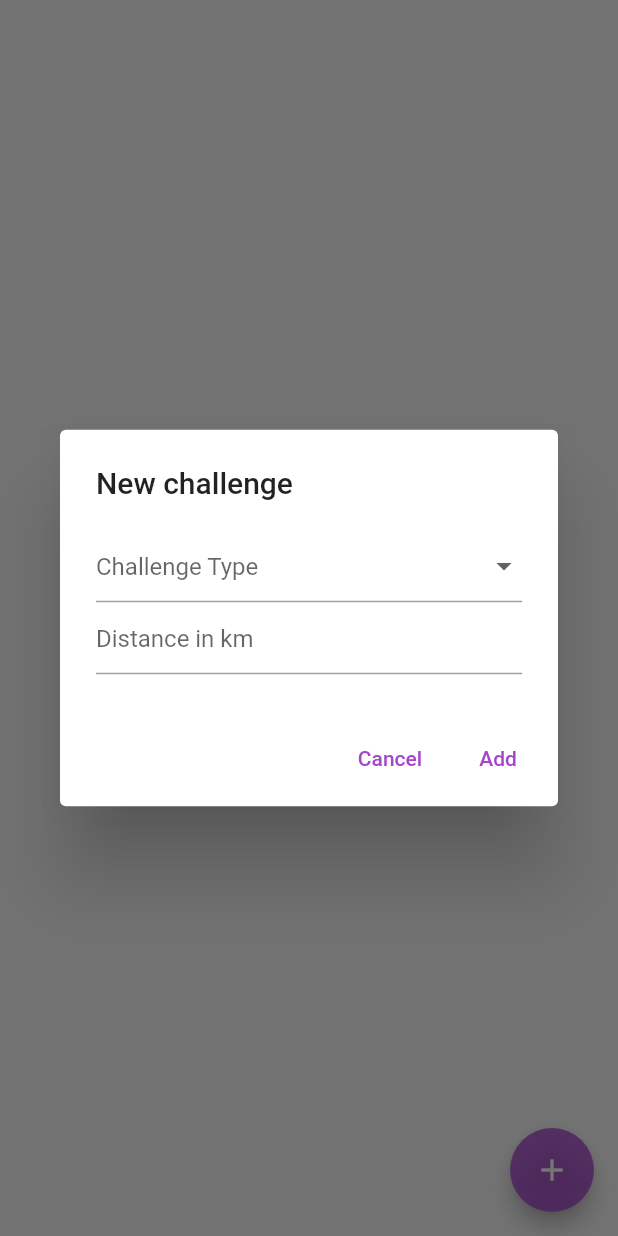
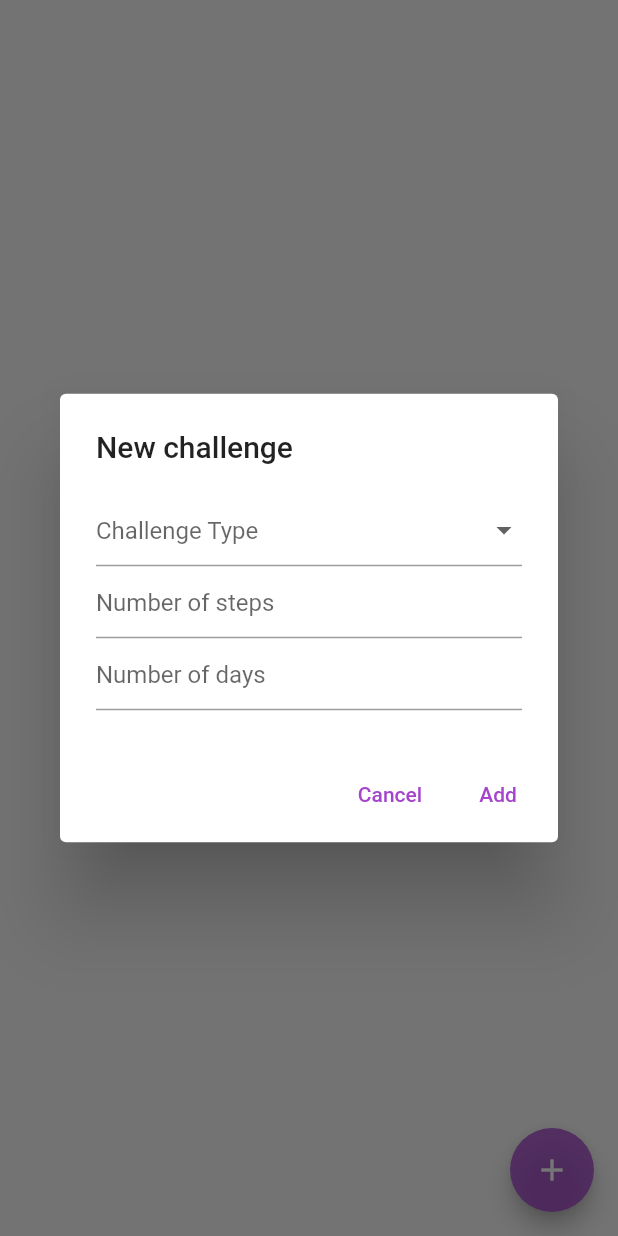
Before and after one commit to bakhtw1/Trifit, a Flutter app: the Challenges screen opened directly, after a tap on the "add" icon, on a phone screen of 412 x 824 dp. Run offline on Flutter 3.47's test engine with Material 2 defaults, Android fonts, the phone set to English and light mode, and no system bars; our stand-ins replace cloud_firestore, firebase_auth, firebase_core, fl_chart, syncfusion_flutter_datepicker; missing offline and left inert: dart:ffi; accounts and stored records are empty.

Commit message:
challenge doc created at signup,  challenge program bar now updated based on steps logged, added duration to challenges, created a model and controller for challenges

```diff
--- a/lib/Screens/challenges.dart
+++ b/lib/Screens/challenges.dart
@@ -3,8 +3,15 @@ import 'dart:math';
 
 import 'package:flutter/material.dart';
 import 'package:flutter/rendering.dart';
+import 'package:trifit/models/ChallengeModel.dart';
+import 'package:trifit/utilities/DateUtil.dart';
 import '../utilities/Styles.dart';
 import '../components/dropdown.dart';
+import '../controllers/ChallengeController.dart';
+import '../controllers/StepController.dart';
+import '../utilities/UtilityFunctions.dart';
+import 'package:cloud_firestore/cloud_firestore.dart';
+import 'package:firebase_auth/firebase_auth.dart';
 
 class Challenges extends StatefulWidget {
   const Challenges({Key? key}) : super(key: key);
@@ -16,9 +23,26 @@ class Challenges extends StatefulWidget {
 class _ChallengesState extends State<Challenges> {
   //To be moved to data
   List challenges = [];
+  var challengeController = ChallengeController();
+  var stepController = StepController();
 
   @override
   Widget build(BuildContext context) {
+    return StreamBuilder(
+      stream: FirebaseFirestore.instance
+          .collection('meals')
+          .doc(FirebaseAuth.instance.currentUser!.uid)
+          .snapshots(),
+      builder: (context, snapshot) {
+        if (!snapshot.hasData) {
+          return CircularProgressIndicator();
+        }
+
+        var allChallenges = challengeController.getAllChallenges();
+        for(var challenge in allChallenges) {
+          challenge["stepProgress"] = stepController.getStepsFromDateForPastDays(DateTime.parse(challenge["end"]), challenge["duration"]) / challenge["amount"];
+        }
+
         return Scaffold(
           body: Stack(
             children: [
@@ -29,7 +53,7 @@ class _ChallengesState extends State<Challenges> {
                 child: Column(
                   mainAxisAlignment: MainAxisAlignment.start,
                   crossAxisAlignment: CrossAxisAlignment.center,
-              children: [for (var i in challenges) challengeCard(i)],
+                  children: [for (var i in allChallenges) challengeCard(i)],
                 ),
               ),
             ],
@@ -44,11 +68,14 @@ class _ChallengesState extends State<Challenges> {
           ),
         );
       }
+    );
+  }
 
   void showMealEntryDialog(reload) {
     final _formKey = GlobalKey<FormState>();
     String challengeTypeDropdownValue = "";
     TextEditingController distanceTextController = TextEditingController();
+    TextEditingController durationTextController = TextEditingController();
 
     showDialog(
       context: context,
@@ -72,7 +99,7 @@ class _ChallengesState extends State<Challenges> {
                                     onValueSelected: (String value) {
                                       challengeTypeDropdownValue = value;
                                     },
-                                    dropdownOptions: ["Walk", "Run", "Bike"],
+                                    dropdownOptions: ["Walk"],
                                     placeholderText: "Challenge Type",
                                     flex: 3,
                                   ),
@@ -84,7 +111,7 @@ class _ChallengesState extends State<Challenges> {
                             keyboardType: TextInputType.number,
                             controller: distanceTextController,
                             decoration:
-                                InputDecoration(hintText: "Distance in km"),
+                                InputDecoration(hintText: "Number of steps"),
                             validator: (value) {
                               if (value == null || value.isEmpty) {
                                 return 'Required';
@@ -95,7 +122,24 @@ class _ChallengesState extends State<Challenges> {
                               return null;
                             },
                           ),
-                        )
+                        ),
+                        Container(
+                          child: TextFormField(
+                            keyboardType: TextInputType.number,
+                            controller: durationTextController,
+                            decoration:
+                                InputDecoration(hintText: "Number of days"),
+                            validator: (value) {
+                              if (value == null || value.isEmpty) {
+                                return 'Required';
+                              }
+                              if (num.tryParse(value) == null) {
+                                return 'Must be number';
+                              }
+                              return null;
+                            },
+                          ),
+                        ),
                       ],
                     ),
                   ),
@@ -114,8 +158,11 @@ class _ChallengesState extends State<Challenges> {
                           distanceTextController.text +
                           " km",
                       "challengeType": challengeTypeDropdownValue,
+                      "duration": durationTextController.text,
                       "challengeProgress": Random().nextInt(100) / 100,
                     });
+                    ChallengeModel toAdd = ChallengeModel("Walk", int.parse(distanceTextController.text), int.parse(durationTextController.text), DateTime.now(), DateTime.now().add(Duration(days: int.parse(durationTextController.text))));
+                    challengeController.addChallenge(toAdd, DateTime.now());
                     reload();
                     Navigator.pop(context);
                   }
@@ -141,19 +188,24 @@ class _ChallengesState extends State<Challenges> {
                   Padding(
                     padding: EdgeInsets.only(left: 5, top: 5, bottom: 5),
                     child: Icon(
-                      getIcon(challengeData["challengeType"]),
+                      getIcon(challengeData["type"]),
                       size: 40,
                     ),
                   ),
                   Expanded(child: Container()),
                   Column(
                     children: [
-                      Text(challengeData["challengeText"],
+                      Text(challengeData["type"] + " " + challengeData["amount"].toString() + " in " + challengeData["duration"].toString() + " days",
                           style: TextStyle(fontSize: 15)),
                       Container(
                         height: 2,
                       ),
-                      progressBar(challengeData["challengeProgress"])
+                      Text(challengeData["type"] + " " + challengeData["amount"].toString() + " in " + challengeData["duration"].toString() + " days",
+                          style: TextStyle(fontSize: 15)),
+                      Container(
+                        height: 2,
+                      ),
+                      progressBar(challengeData["stepProgress"])
                     ],
                   ),
                   Expanded(child: Container()),
@@ -173,6 +225,7 @@ class _ChallengesState extends State<Challenges> {
   }
 
   Container progressBar(percent) => Container(
+
         height: 25,
         width: MediaQuery.of(context).size.width * 0.4,
         color: Colors.grey.withOpacity(0.4),
--- /dev/null
+++ b/lib/controllers/ChallengeController.dart
@@ -0,0 +1,37 @@
+import 'dart:async';
+import 'package:cloud_firestore/cloud_firestore.dart';
+import 'package:firebase_auth/firebase_auth.dart';
+import '../models/ChallengeModel.dart';
+import '../utilities/UtilityFunctions.dart';
+
+class ChallengeController {
+  var allChallenges = [];
+  late StreamSubscription<DocumentSnapshot<Map<String, dynamic>>> challengeSubscription;
+
+  ChallengeController() {
+      challengeSubscription = FirebaseFirestore.instance
+      .collection('challenges')
+      .doc(FirebaseAuth.instance.currentUser!.uid)
+      .snapshots()
+      .listen((snapshot) {
+        var data = snapshot.data();
+        if (data != null) {
+          allChallenges = data['challenges'];
+        }
+    });
+  }
+
+  addChallenge(ChallengeModel toAdd, DateTime date) async {
+    FirebaseFirestore.instance
+      .collection('challenges')
+      .doc(FirebaseAuth.instance.currentUser!.uid)
+      .update({
+        "challenges": FieldValue.arrayUnion([toAdd.toJson()])
+      });
+  }
+
+  getAllChallenges() {
+    return allChallenges;
+  }
+
+}
--- a/lib/controllers/StepController.dart
+++ b/lib/controllers/StepController.dart
@@ -47,6 +47,20 @@ class StepController {
     return stepCount;
   }
 
+  getStepsFromDateForPastDays(DateTime date, int days) {
+    var filteredSteps = [];
+    num steps = 0;
+    for (int i = 0; i <= days; i++) {
+      filteredSteps.addAll(_getStepsForDay(simpleDate(date).subtract(Duration(days: i))));
+    }
+    for (var step in filteredSteps) {
+      if(step["workout"]["steps"] != null) {
+        steps = steps + step["workout"]["steps"];
+      }
+    }
+    return steps;
+  }
+
   // Returns json array containing all step data for a date
   _getStepsForDay(DateTime day) {
     return allSteps.where((i) => i["date"] == Timestamp.fromDate(day)).toList();
--- /dev/null
+++ b/lib/models/ChallengeModel.dart
@@ -0,0 +1,22 @@
+class ChallengeModel {
+  late final String type;
+  late final int amount;
+  late final int duration;
+  late final DateTime start;
+  late final DateTime end;
+  ChallengeModel(this.type, this.amount, this.duration, this.start, this.end);
+
+  @override
+  String toString() {
+    String challengeString = "Challenge type: "+ type + "\n";
+    challengeString += "Goal Amount: " + amount.toString() + "\n";
+    challengeString += "Goal Duration: " + duration.toString() + "\n";
+    challengeString += "Start Date: " + start.toString() + "\n";
+    challengeString += "End Date: " + start.toString();
+    return challengeString;
+  }
+
+  Map<String, dynamic> toJson() {
+    return {'type':type, 'amount':amount, 'duration':duration, 'start':start.toString(), 'end':end.toString()};
+  }
+}
```
Also changed, not shown: lib/Screens/login.dart (+9 -0 lines). Lines whose indentation alone changed are shown as unchanged.
